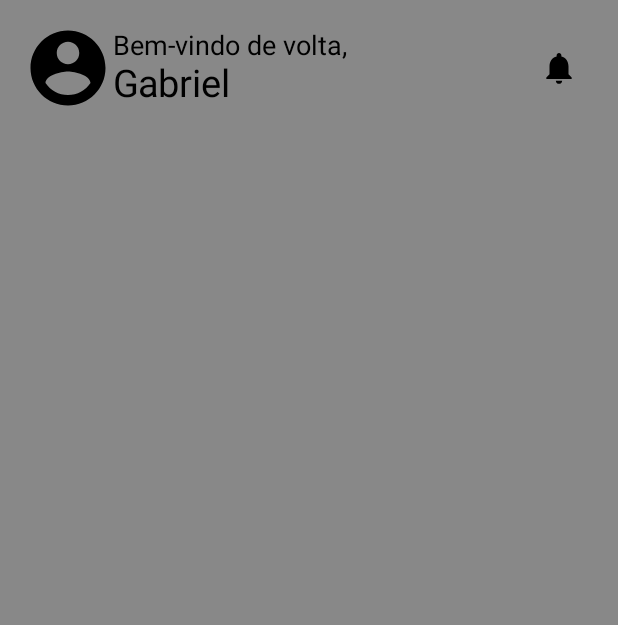
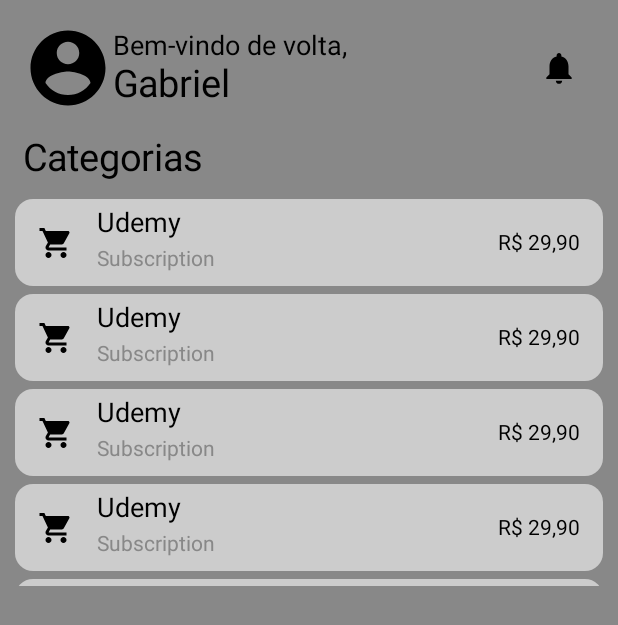
Before and after one commit to GabiNandes09/MyFinances, an Android app built with Jetpack Compose: the @Preview function MainPrev, on a phone screen of 412 x 824 dp. Shown: the top 625 px of the screen. Run offline under Robolectric (Android 15) with nearby library versions, the phone set to English and light mode, and no system bars.

Commit message:
Lista de categorias UI v1

```diff
--- a/app/src/main/java/com/rogue/financesrogue/ui/screen/main/Main.kt
+++ b/app/src/main/java/com/rogue/financesrogue/ui/screen/main/Main.kt
@@ -7,6 +7,7 @@ import androidx.compose.runtime.Composable
 import androidx.compose.ui.Modifier
 import androidx.compose.ui.graphics.Color
 import androidx.compose.ui.tooling.preview.Preview
+import com.rogue.financesrogue.ui.screen.main.componentes.CategoriesListResume
 import com.rogue.financesrogue.ui.screen.main.componentes.ProfileHeader
 
 //V1 - 09/01/25
@@ -19,6 +20,7 @@ fun Main() {
             modifier = Modifier.padding(paddingValues)
         ) {
             ProfileHeader()
+            CategoriesListResume()
         }
     }
 }
--- /dev/null
+++ b/app/src/main/java/com/rogue/financesrogue/ui/screen/main/componentes/CategoriesListResume.kt
@@ -0,0 +1,100 @@
+package com.rogue.financesrogue.ui.screen.main.componentes
+
+import androidx.compose.foundation.background
+import androidx.compose.foundation.layout.Arrangement
+import androidx.compose.foundation.layout.Column
+import androidx.compose.foundation.layout.Row
+import androidx.compose.foundation.layout.fillMaxWidth
+import androidx.compose.foundation.layout.heightIn
+import androidx.compose.foundation.layout.padding
+import androidx.compose.foundation.lazy.LazyColumn
+import androidx.compose.material.icons.Icons
+import androidx.compose.material.icons.filled.ShoppingCart
+import androidx.compose.material3.Card
+import androidx.compose.material3.CardDefaults
+import androidx.compose.material3.DropdownMenu
+import androidx.compose.material3.DropdownMenuItem
+import androidx.compose.material3.Icon
+import androidx.compose.material3.Text
+import androidx.compose.runtime.Composable
+import androidx.compose.ui.Alignment
+import androidx.compose.ui.Modifier
+import androidx.compose.ui.graphics.Color
+import androidx.compose.ui.tooling.preview.Preview
+import androidx.compose.ui.unit.dp
+import androidx.compose.ui.unit.sp
+
+@Composable
+fun CategoriesListResume() {
+    LazyColumn(
+        modifier = Modifier.background(Color.Gray).heightIn(max = 300.dp)
+    ) {
+        item {
+            Row(
+                modifier = Modifier.fillMaxWidth().padding(bottom = 10.dp),
+                verticalAlignment = Alignment.CenterVertically
+            ) {
+                Text(
+                    text = "Categorias",
+                    fontSize = 25.sp,
+                    modifier = Modifier.padding(start = 15.dp)
+                )
+            }
+        }
+        for (i in 1..5){
+            item {
+                CategoryItem()
+            }
+        }
+    }
+}
+
+@Composable
+private fun CategoryItem() {
+    Card(
+        modifier = Modifier.fillMaxWidth().padding(horizontal = 10.dp, vertical = 2.5.dp),
+        colors = CardDefaults.cardColors(containerColor = Color.LightGray)
+    ) {
+        Row(
+            horizontalArrangement = Arrangement.Center,
+            verticalAlignment = Alignment.CenterVertically
+        ) {
+            Icon(
+                imageVector = Icons.Default.ShoppingCart,
+                contentDescription = null,
+                modifier = Modifier.padding(horizontal = 15.dp, vertical = 10.dp)
+                )
+            Column(
+                modifier = Modifier.weight(1f)
+            ) {
+                Text(
+                    text = "Udemy",
+                    color = Color.Black,
+                    fontSize = 18.sp,
+                    modifier = Modifier.padding(top = 5.dp)
+                )
+                Text(
+                    text = "Subscription",
+                    color = Color.Gray,
+                    modifier = Modifier.padding(top = 5.dp, bottom = 10.dp)
+                )
+            }
+            Text(
+                text = "R$ 29,90",
+                modifier = Modifier.padding(horizontal = 15.dp)
+                )
+        }
+    }
+}
+
+@Preview
+@Composable
+private fun CategoryItemPrev() {
+    CategoryItem()
+}
+
+@Preview
+@Composable
+private fun CategoriesListResumePrev() {
+    CategoriesListResume()
+}
```
